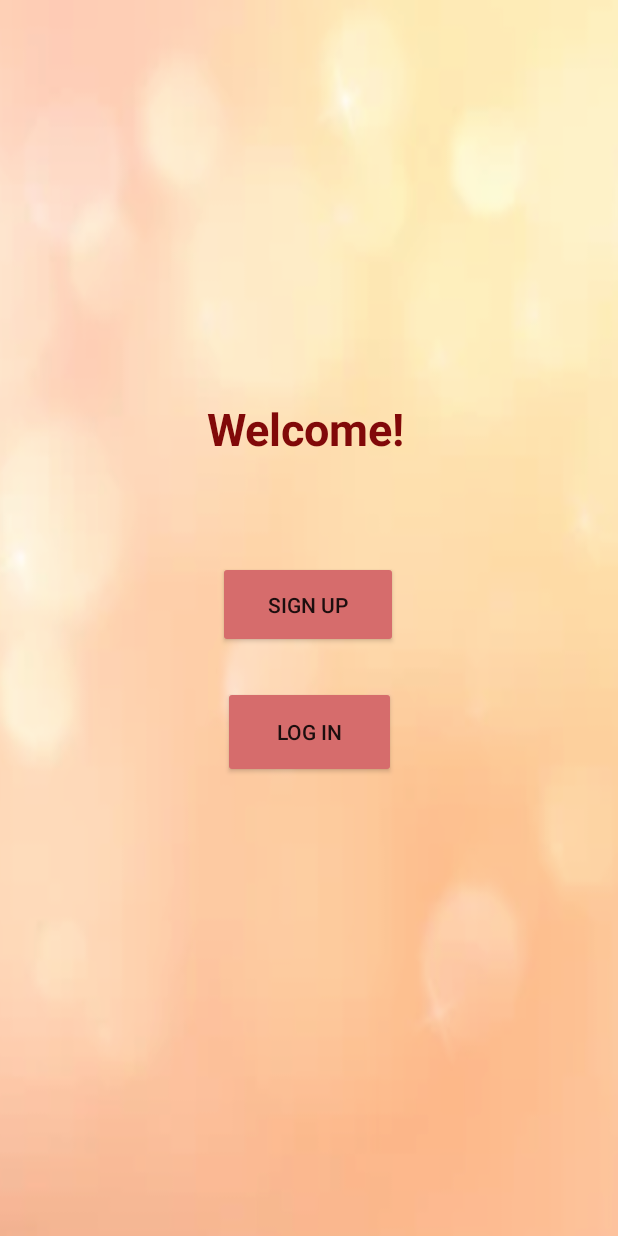
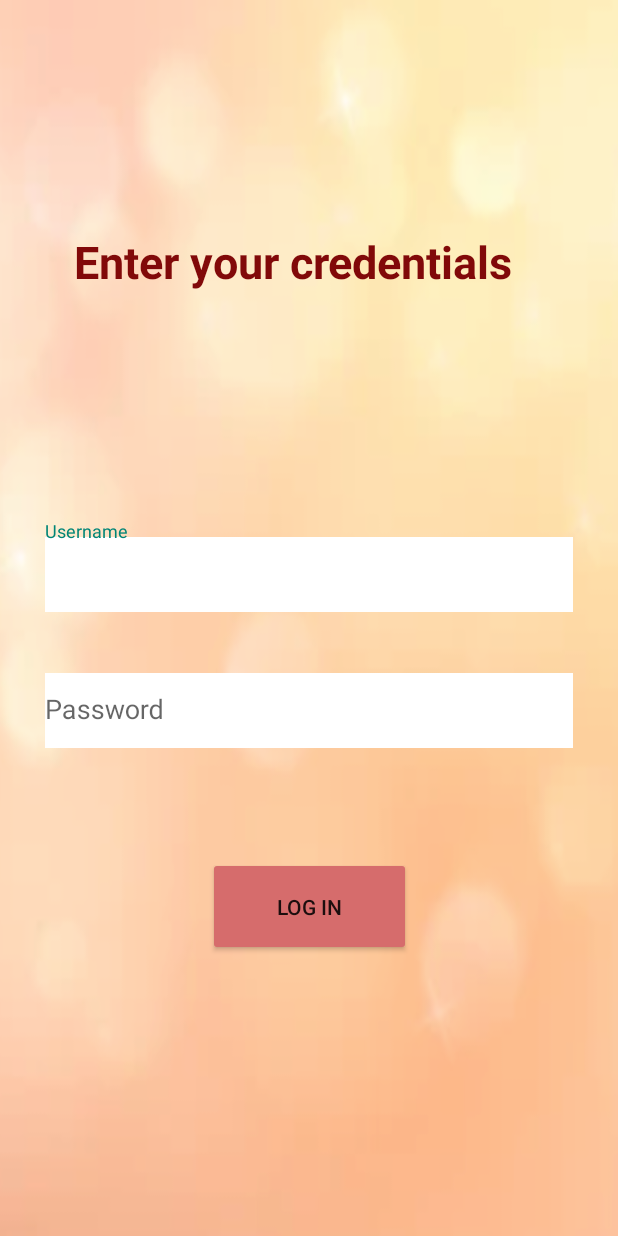
Before and after one commit to AbhinandG/Login-Signup_Android_App, an Android app: the screen it shows after launch (MainActivity before the commit, LogIn after it), after a tap on "LOG IN", on a phone screen of 412 x 824 dp. Run offline under Robolectric (Android 15) with nearby library versions, the phone set to English and light mode, and no system bars.

Commit message:
added Login.java and modified SignUp.java

```diff
--- a/app/src/main/AndroidManifest.xml
+++ b/app/src/main/AndroidManifest.xml
@@ -1,8 +1,10 @@
 <?xml version="1.0" encoding="utf-8"?>
 <manifest xmlns:android="http://schemas.android.com/apk/res/android"
     package="com.example.app_using_jdbc">
+
     <uses-permission android:name="android.permission.INTERNET" />
     <uses-permission android:name="android.permission.ACCESS_NETWORK_STATE" />
+
     <application
         android:allowBackup="true"
         android:icon="@mipmap/ic_launcher"
@@ -10,7 +12,8 @@
         android:roundIcon="@mipmap/ic_launcher_round"
         android:supportsRtl="true"
         android:theme="@style/Theme.Design.Light.NoActionBar">
-        <activity android:name=".SignUp"></activity>
+        <activity android:name=".LogIn"></activity>
+        <activity android:name=".SignUp" />
         <activity android:name=".MainActivity">
             <intent-filter>
                 <action android:name="android.intent.action.MAIN" />
--- /dev/null
+++ b/app/src/main/java/com/example/app_using_jdbc/LogIn.java
@@ -0,0 +1,102 @@
+package com.example.app_using_jdbc;
+
+import androidx.appcompat.app.AppCompatActivity;
+
+import android.content.Intent;
+import android.os.Bundle;
+import android.view.View;
+import android.widget.Button;
+import android.os.AsyncTask;
+import android.widget.Toast;
+
+import com.google.android.material.textfield.TextInputEditText;
+
+import java.sql.Connection;
+import java.sql.DriverManager;
+import java.sql.ResultSet;
+import java.sql.Statement;
+
+import static com.example.app_using_jdbc.MainActivity.pass;
+import static com.example.app_using_jdbc.MainActivity.url;
+import static com.example.app_using_jdbc.MainActivity.user;
+
+public class LogIn extends AppCompatActivity {
+
+    Button btn_sublog;
+    TextInputEditText textForUser, textForPass;
+    public String user,pass;
+    public boolean success;
+    @Override
+    protected void onCreate(Bundle savedInstanceState) {
+        super.onCreate(savedInstanceState);
+        setContentView(R.layout.activity_log_in);
+
+        btn_sublog=findViewById(R.id.btn_sublog);
+        textForUser=findViewById(R.id.user);
+        textForPass=findViewById(R.id.pass);
+
+        btn_sublog.setOnClickListener(new View.OnClickListener() {
+            @Override
+            public void onClick(View view) {
+                success=false;
+                user=String.valueOf(textForUser.getText());
+                pass=String.valueOf(textForPass.getText());
+                ConnectMySQLs connectMySqlzz = new ConnectMySQLs();
+                connectMySqlzz.execute("");
+
+            }
+        });
+    }
+
+    public class ConnectMySQLs extends AsyncTask<String,Void,String>
+    {
+
+        String res="";
+
+        @Override
+        protected void onPreExecute() {
+            super.onPreExecute();
+            System.out.println("Pre execution starting");
+            Toast.makeText(LogIn.this, "Executing..", Toast.LENGTH_SHORT).show();
+
+        }
+
+        @Override
+        protected String doInBackground(String... params) {
+
+            res="";
+            try {
+                Class.forName("com.mysql.jdbc.Driver");
+                Connection con= DriverManager.getConnection(url,user,pass);
+                System.out.println("Database connection success!");
+
+                String result="Database connection successful\n";
+                Statement st=con.createStatement();
+
+                ResultSet rs=st.executeQuery("SELECT * FROM info_users_table WHERE USERNAME="+user+"AND PASSWORD="+pass);
+                if(rs.next())
+                {
+                    success=true;
+                }
+                res=result;
+            } catch(Exception e)
+            {
+                e.printStackTrace();
+                res=e.toString();
+            }
+            return res;
+
+        }
+
+        @Override
+        protected void onPostExecute(String s) {
+            super.onPostExecute(s);
+            if(success)
+            {
+                System.out.println("Account exists!!");
+                Toast.makeText(LogIn.this, "Login Successful!", Toast.LENGTH_SHORT).show();
+            }
+        }
+    }
+
+}
--- a/app/src/main/java/com/example/app_using_jdbc/MainActivity.java
+++ b/app/src/main/java/com/example/app_using_jdbc/MainActivity.java
@@ -41,6 +41,8 @@ public class MainActivity extends AppCompatActivity {
             @Override
             public void onClick(View view) {
                 Toast.makeText(MainActivity.this, "Going to LogIn...", Toast.LENGTH_SHORT).show();
+                Intent intent2=new Intent(MainActivity.this, LogIn.class);
+                startActivity(intent2);
             }
         });
 
--- /dev/null
+++ b/app/src/main/res/layout/activity_log_in.xml
@@ -0,0 +1,83 @@
+<?xml version="1.0" encoding="utf-8"?>
+<androidx.constraintlayout.widget.ConstraintLayout xmlns:android="http://schemas.android.com/apk/res/android"
+    xmlns:app="http://schemas.android.com/apk/res-auto"
+    xmlns:tools="http://schemas.android.com/tools"
+    android:layout_width="match_parent"
+    android:layout_height="match_parent"
+    android:background="@drawable/screenshot_2021_09_28_at_12_02_33_am"
+    tools:context=".LogIn">
+
+    <TextView
+        android:id="@+id/tv_1"
+        android:layout_width="313dp"
+        android:layout_height="83dp"
+        android:text="Enter your credentials"
+        android:textColor="#810909"
+        android:textSize="30sp"
+        android:textStyle="bold"
+        app:layout_constraintBottom_toBottomOf="parent"
+        app:layout_constraintEnd_toEndOf="parent"
+        app:layout_constraintStart_toStartOf="parent"
+        app:layout_constraintTop_toTopOf="parent"
+        app:layout_constraintVertical_bias="0.208" />
+
+
+    <com.google.android.material.textfield.TextInputLayout
+        android:id="@+id/textForUser"
+        android:layout_width="match_parent"
+        android:layout_height="wrap_content"
+        android:layout_marginBottom="416dp"
+        android:layout_marginLeft="30dp"
+        android:layout_marginRight="30dp"
+        app:layout_constraintBottom_toBottomOf="parent"
+        app:layout_constraintEnd_toEndOf="parent"
+        app:layout_constraintHorizontal_bias="0.0"
+        app:layout_constraintStart_toStartOf="parent">
+
+        <com.google.android.material.textfield.TextInputEditText
+            android:id="@+id/user"
+            android:layout_width="match_parent"
+            android:layout_height="50dp"
+            android:background="#FFFFFF"
+            android:hint="Username"
+            android:password="false"
+            android:textColor="#D66C6C" />
+    </com.google.android.material.textfield.TextInputLayout>
+
+    <com.google.android.material.textfield.TextInputLayout
+        android:id="@+id/textForPass"
+        android:layout_width="match_parent"
+        android:layout_height="wrap_content"
+        android:layout_marginBottom="296dp"
+        android:layout_marginLeft="30dp"
+        android:layout_marginRight="30dp"
+        app:layout_constraintBottom_toBottomOf="parent"
+        app:layout_constraintEnd_toEndOf="parent"
+        app:layout_constraintHorizontal_bias="1.0"
+        app:layout_constraintStart_toStartOf="parent"
+        app:layout_constraintTop_toBottomOf="@+id/textForUser">
+
+        <com.google.android.material.textfield.TextInputEditText
+            android:id="@+id/pass"
+            android:layout_width="match_parent"
+            android:layout_height="50dp"
+            android:background="#FFFFFF"
+            android:hint="Password"
+            android:password="true"
+            android:textColor="#D66C6C" />
+    </com.google.android.material.textfield.TextInputLayout>
+
+    <Button
+        android:id="@+id/btn_sublog"
+        android:layout_width="135dp"
+        android:layout_height="66dp"
+        android:text="Log In"
+        app:backgroundTint="#D66C6C"
+        app:layout_constraintBottom_toBottomOf="parent"
+        app:layout_constraintEnd_toEndOf="parent"
+        app:layout_constraintStart_toStartOf="parent"
+        app:layout_constraintTop_toBottomOf="@+id/textForPass"
+        app:layout_constraintVertical_bias="0.281" />
+
+
+</androidx.constraintlayout.widget.ConstraintLayout>
--- a/app/src/main/res/layout/activity_main.xml
+++ b/app/src/main/res/layout/activity_main.xml
@@ -37,8 +37,8 @@
 
     <Button
         android:id="@+id/btn_login"
-        android:layout_width="115dp"
-        android:layout_height="61dp"
+        android:layout_width="121dp"
+        android:layout_height="63dp"
         android:layout_marginBottom="280dp"
         android:text="Log In"
         app:backgroundTint="#D66C6C"
```
Also changed, not shown: app/src/main/java/com/example/app_using_jdbc/SignUp.java (+7 -0 lines).
